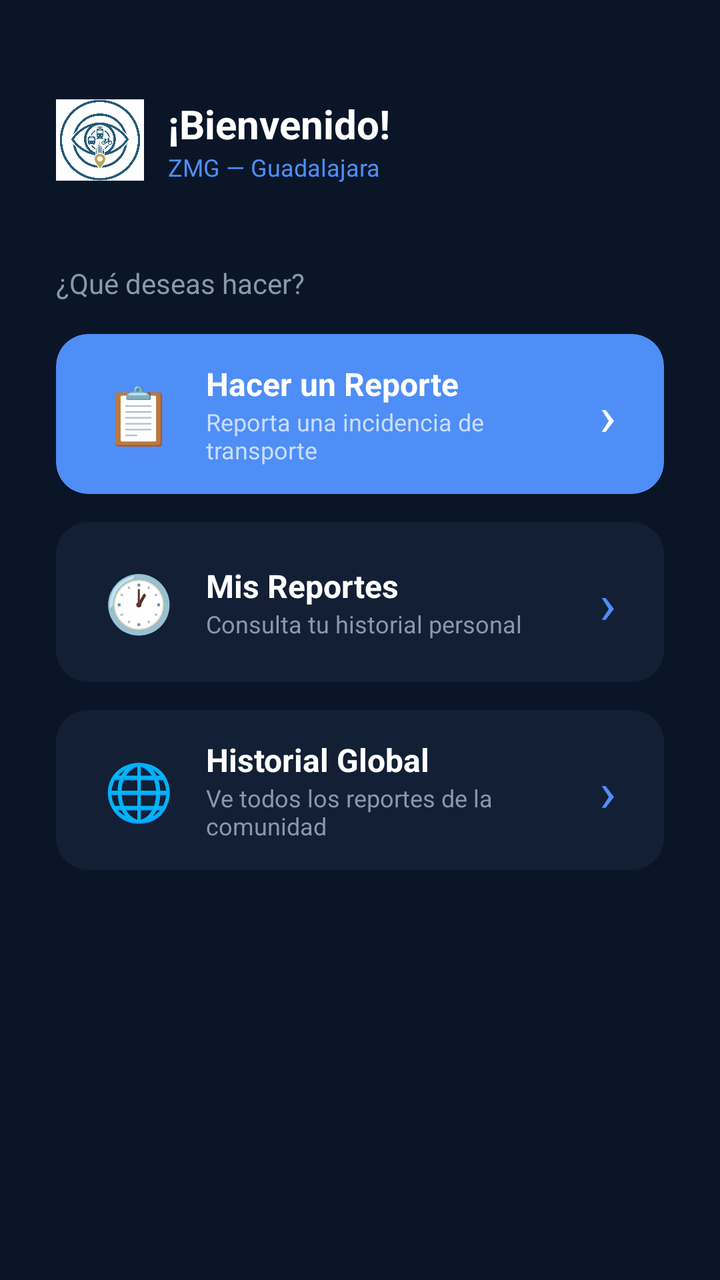
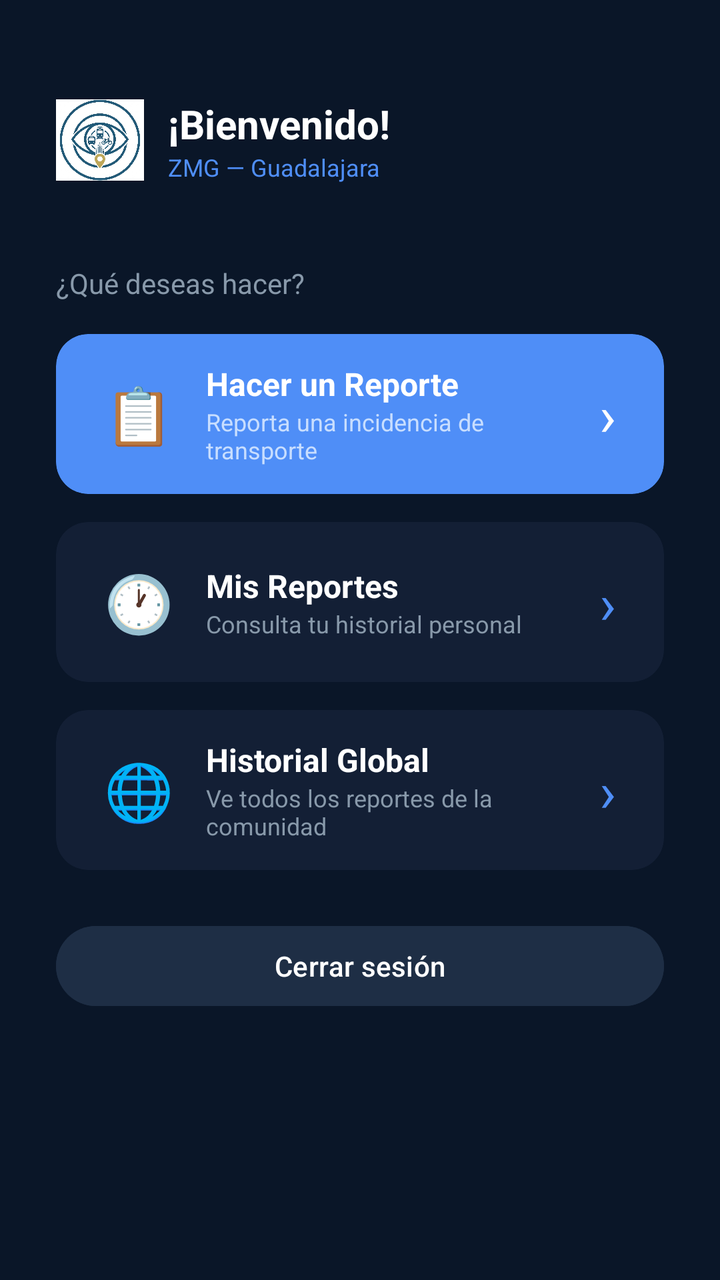

Compare the two renders of this Android layout. The source of the first and the diff that turns it into the second are given below.
<!-- AndroidManifest.xml: application theme Theme.VigiaVial -->
<!-- res/layout/activity_main.xml -->
<?xml version="1.0" encoding="utf-8"?>
<LinearLayout xmlns:android="http://schemas.android.com/apk/res/android"
    xmlns:app="http://schemas.android.com/apk/res-auto"
    android:layout_width="match_parent"
    android:layout_height="match_parent"
    android:orientation="vertical"
    android:background="#0A1628"
    android:padding="28dp"
    android:gravity="center_horizontal">

    
    <LinearLayout
        android:layout_width="match_parent"
        android:layout_height="wrap_content"
        android:orientation="horizontal"
        android:gravity="center_vertical"
        android:layout_marginTop="20dp"
        android:layout_marginBottom="40dp">

        <ImageView
            android:layout_width="44dp"
            android:layout_height="44dp"
            android:src="@drawable/logo"
            android:layout_marginEnd="12dp"/>

        <LinearLayout
            android:layout_width="0dp"
            android:layout_height="wrap_content"
            android:layout_weight="1"
            android:orientation="vertical">

            <TextView
                android:id="@+id/tvBienvenida"
                android:layout_width="wrap_content"
                android:layout_height="wrap_content"
                android:text="¡Bienvenido!"
                android:textSize="20sp"
                android:textStyle="bold"
                android:textColor="#FFFFFF"/>

            <TextView
                android:layout_width="wrap_content"
                android:layout_height="wrap_content"
                android:text="ZMG — Guadalajara"
                android:textSize="12sp"
                android:textColor="#4F8EF7"/>
        </LinearLayout>

    </LinearLayout>

    
    <TextView
        android:layout_width="match_parent"
        android:layout_height="wrap_content"
        android:text="¿Qué deseas hacer?"
        android:textSize="14sp"
        android:textColor="#8899AA"
        android:layout_marginBottom="16dp"/>

    
    <androidx.cardview.widget.CardView
        android:id="@+id/btnReporte"
        android:layout_width="match_parent"
        android:layout_height="80dp"
        app:cardCornerRadius="16dp"
        app:cardElevation="0dp"
        app:cardBackgroundColor="#4F8EF7"
        android:layout_marginBottom="14dp"
        android:foreground="?attr/selectableItemBackground"
        android:clickable="true"
        android:focusable="true">

        <LinearLayout
            android:layout_width="match_parent"
            android:layout_height="match_parent"
            android:orientation="horizontal"
            android:gravity="center_vertical"
            android:paddingStart="24dp"
            android:paddingEnd="24dp">

            <TextView
                android:layout_width="wrap_content"
                android:layout_height="wrap_content"
                android:text="📋"
                android:textSize="28sp"
                android:layout_marginEnd="16dp"/>

            <LinearLayout
                android:layout_width="0dp"
                android:layout_height="wrap_content"
                android:layout_weight="1"
                android:orientation="vertical">

                <TextView
                    android:layout_width="wrap_content"
                    android:layout_height="wrap_content"
                    android:text="Hacer un Reporte"
                    android:textSize="16sp"
                    android:textStyle="bold"
                    android:textColor="#FFFFFF"/>

                <TextView
                    android:layout_width="wrap_content"
                    android:layout_height="wrap_content"
                    android:text="Reporta una incidencia de transporte"
                    android:textSize="12sp"
                    android:textColor="#C8DEFF"/>
            </LinearLayout>

            <TextView
                android:layout_width="wrap_content"
                android:layout_height="wrap_content"
                android:text="›"
                android:textSize="28sp"
                android:textColor="#FFFFFF"/>
        </LinearLayout>
    </androidx.cardview.widget.CardView>

    
    <androidx.cardview.widget.CardView
        android:id="@+id/btnHistorialPersonal"
        android:layout_width="match_parent"
        android:layout_height="80dp"
        app:cardCornerRadius="16dp"
        app:cardElevation="0dp"
        app:cardBackgroundColor="#131F35"
        android:layout_marginBottom="14dp"
        android:foreground="?attr/selectableItemBackground"
        android:clickable="true"
        android:focusable="true">

        <LinearLayout
            android:layout_width="match_parent"
            android:layout_height="match_parent"
            android:orientation="horizontal"
            android:gravity="center_vertical"
            android:paddingStart="24dp"
            android:paddingEnd="24dp">

            <TextView
                android:layout_width="wrap_content"
                android:layout_height="wrap_content"
                android:text="🕐"
                android:textSize="28sp"
                android:layout_marginEnd="16dp"/>

            <LinearLayout
                android:layout_width="0dp"
                android:layout_height="wrap_content"
                android:layout_weight="1"
                android:orientation="vertical">

                <TextView
                    android:layout_width="wrap_content"
                    android:layout_height="wrap_content"
                    android:text="Mis Reportes"
                    android:textSize="16sp"
                    android:textStyle="bold"
                    android:textColor="#FFFFFF"/>

                <TextView
                    android:layout_width="wrap_content"
                    android:layout_height="wrap_content"
                    android:text="Consulta tu historial personal"
                    android:textSize="12sp"
                    android:textColor="#8899AA"/>
            </LinearLayout>

            <TextView
                android:layout_width="wrap_content"
                android:layout_height="wrap_content"
                android:text="›"
                android:textSize="28sp"
                android:textColor="#4F8EF7"/>
        </LinearLayout>
    </androidx.cardview.widget.CardView>

    
    <androidx.cardview.widget.CardView
        android:id="@+id/btnHistorialGlobal"
        android:layout_width="match_parent"
        android:layout_height="80dp"
        app:cardCornerRadius="16dp"
        app:cardElevation="0dp"
        app:cardBackgroundColor="#131F35"
        android:foreground="?attr/selectableItemBackground"
        android:clickable="true"
        android:focusable="true">

        <LinearLayout
            android:layout_width="match_parent"
            android:layout_height="match_parent"
            android:orientation="horizontal"
            android:gravity="center_vertical"
            android:paddingStart="24dp"
            android:paddingEnd="24dp">

            <TextView
                android:layout_width="wrap_content"
                android:layout_height="wrap_content"
                android:text="🌐"
                android:textSize="28sp"
                android:layout_marginEnd="16dp"/>

            <LinearLayout
                android:layout_width="0dp"
                android:layout_height="wrap_content"
                android:layout_weight="1"
                android:orientation="vertical">

                <TextView
                    android:layout_width="wrap_content"
                    android:layout_height="wrap_content"
                    android:text="Historial Global"
                    android:textSize="16sp"
                    android:textStyle="bold"
                    android:textColor="#FFFFFF"/>

                <TextView
                    android:layout_width="wrap_content"
                    android:layout_height="wrap_content"
                    android:text="Ve todos los reportes de la comunidad"
                    android:textSize="12sp"
                    android:textColor="#8899AA"/>
            </LinearLayout>

            <TextView
                android:layout_width="wrap_content"
                android:layout_height="wrap_content"
                android:text="›"
                android:textSize="28sp"
                android:textColor="#4F8EF7"/>
        </LinearLayout>
    </androidx.cardview.widget.CardView>

</LinearLayout>
<!-- resources referenced by this layout -->
<resources>
  <!-- drawable logo: png bitmap (drawable, 532069 bytes) -->
  <style name="Theme.VigiaVial" parent="Base.Theme.VigiaVial" />
  <style name="Base.Theme.VigiaVial" parent="Theme.Material3.DayNight.NoActionBar">
          
          
      </style>
</resources>

<!-- the commit's change to res/layout/activity_main.xml (unified diff, before → after) -->
@@ -233,4 +233,14 @@
         </LinearLayout>
     </androidx.cardview.widget.CardView>
 
+    
+    <Button
+        android:id="@+id/btnCerrarSesion"
+        android:layout_width="match_parent"
+        android:layout_height="wrap_content"
+        android:layout_marginTop="24dp"
+        android:text="Cerrar sesión"
+        android:textColor="#FFFFFF"
+        android:backgroundTint="#1E2E45" />
+
 </LinearLayout>
